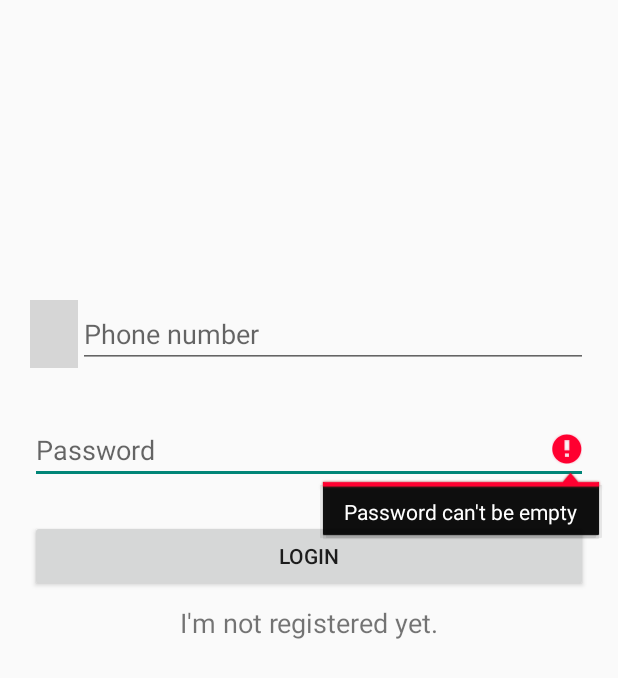
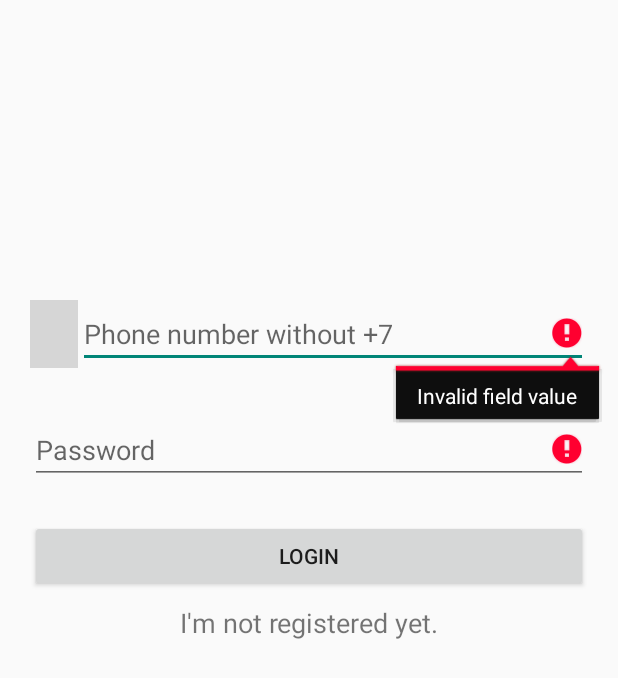
Before and after one commit to ninondrik/TaxiService, an Android app: the screen it shows after launch (SignInActivity), after a tap on "LOGIN", on a phone screen of 412 x 824 dp. Shown: the top 678 px of the screen. Run offline under Robolectric (Android 15) with nearby library versions, the phone set to English and light mode, and no system bars; libraries missing offline, so code that uses them is left out: io.grpc; plain views replace CountryCodePicker; grey boxes are pictures that could not be loaded.

Commit message:
Added validation for sign in and sign up forms

```diff
--- a/app/src/main/java/com/example/taxiapp/MainActivity.kt
+++ b/app/src/main/java/com/example/taxiapp/MainActivity.kt
@@ -139,7 +139,6 @@ class MainActivity : AppCompatActivity(), OnMapReadyCallback,
     }
 
     private fun showOrdersEndScreen() {
-        // TODO: THIS PART!!!
         ridingEndDialog!!.show()
         ridingEndDialog?.window!!.setLayout(ViewGroup.LayoutParams.MATCH_PARENT, ViewGroup.LayoutParams.WRAP_CONTENT)
         ridingEndDialog!!.window!!.setGravity(Gravity.BOTTOM)
@@ -168,6 +167,7 @@ class MainActivity : AppCompatActivity(), OnMapReadyCallback,
         optionsDialog!!.addressEdit.setText(addressTextView!!.text)
         optionsDialog?.window!!.setLayout(ViewGroup.LayoutParams.MATCH_PARENT, ViewGroup.LayoutParams.WRAP_CONTENT)
         optionsDialog!!.window!!.setGravity(Gravity.BOTTOM)
+
         optionsDialog!!.wishesButton.setOnClickListener {
             wishesDialog!!.show()
             wishesDialog?.window!!.setLayout(ViewGroup.LayoutParams.MATCH_PARENT, ViewGroup.LayoutParams.WRAP_CONTENT)
@@ -195,6 +195,10 @@ class MainActivity : AppCompatActivity(), OnMapReadyCallback,
         (destinationEdit as AutocompleteSupportFragment).setOnPlaceSelectedListener(object : PlaceSelectionListener {
             override fun onPlaceSelected(place: Place) {
                 destinationMarker = mMap!!.addMarker(MarkerOptions().position(place.latLng!!))
+                with(mMap) {
+                    this!!.setOnCameraIdleListener(null)
+                    this.setOnCameraMoveStartedListener(null)
+                }
                 mMap!!.moveCamera(CameraUpdateFactory
                         .newLatLngZoom(currentMarker!!.position, DEFAULT_ZOOM.toFloat()))
                 (destinationEdit as AutocompleteSupportFragment).setText(place.address)
--- a/app/src/main/java/com/example/taxiapp/SignInActivity.kt
+++ b/app/src/main/java/com/example/taxiapp/SignInActivity.kt
@@ -4,6 +4,8 @@ import android.content.Context
 import android.content.Intent
 import android.os.Bundle
 import android.support.v7.app.AppCompatActivity
+import android.text.Editable
+import android.text.TextWatcher
 import android.view.View
 import android.widget.EditText
 import android.widget.Toast
@@ -20,32 +22,48 @@ class SignInActivity : AppCompatActivity() {
     private var phoneEditText: EditText? = null
     private var passwordEditText: EditText? = null
     private var authToken = ""
+    private var validation: Validation? = null
 
     override fun onCreate(savedInstanceState: Bundle?) {
         super.onCreate(savedInstanceState)
         setContentView(R.layout.activity_sign_in)
         phoneEditText = phoneEdit
         passwordEditText = passwordEdit
-        countryCodePicker.registerPhoneNumberTextView(phoneEditText)
+        validation = Validation(this@SignInActivity)
+
+//        countryCodePicker.registerPhoneNumberTextView(phoneEditText)
+
+        // Validate password field
+        passwordEditText!!.addTextChangedListener(object : TextWatcher {
+            override fun afterTextChanged(s: Editable?) {}
+            override fun beforeTextChanged(s: CharSequence?, start: Int, count: Int, after: Int) {}
+            override fun onTextChanged(s: CharSequence?, start: Int, before: Int, count: Int) {
+                validation!!.isPasswordValid(passwordEditText)
+            }
+        })
+        // Validate phone field
+        phoneEditText!!.addTextChangedListener(object : TextWatcher {
+            override fun afterTextChanged(s: Editable?) {
+                validation!!.isPhoneValid(phoneEditText)
+            }
+
+            override fun beforeTextChanged(s: CharSequence?, start: Int, count: Int, after: Int) {}
+            override fun onTextChanged(s: CharSequence?, start: Int, before: Int, count: Int) {}
+
+        })
     }
 
     fun signIn(view: View) {
-        when {
-            phoneEditText!!.toString().trim { it <= ' ' }.isEmpty() -> {
-                phoneEditText!!.requestFocus()
-                phoneEditText!!.error = "Phone can't be empty"
-            }
-            passwordEditText!!.text.toString().trim { it <= ' ' }.isEmpty() -> {
-                passwordEditText!!.requestFocus()
-                passwordEditText!!.error = "Password can't be empty"
-            }
-            else -> {
+        val fieldsValidation = mapOf(
+                "phone" to validation!!.isPhoneValid(phoneEditText),
+                "password" to validation!!.isPasswordValid(passwordEditText))
+
+        if (!fieldsValidation.values.contains(false)) {
             GlobalScope.launch {
                 // Build connection and rpc objects
                 val managedChannel = ManagedChannelBuilder.forAddress(getString(R.string.server_address), resources.getInteger(R.integer.server_port)).usePlaintext().build()
                 val blockingStub = taxiServiceGrpc.newBlockingStub(managedChannel)
-                    var phoneText: String = countryCodePicker.fullNumber.toString()
-                    phoneText = phoneText.replace("\\D+".toRegex(), "")
+                val phoneText = countryCodePicker.selectedCountryCode + phoneEditText!!.text
                 val loginRequest = LoginRequest.newBuilder()
                         .setApi("v1")
                         .setLogin(phoneText)
@@ -87,8 +105,6 @@ class SignInActivity : AppCompatActivity() {
         }
     }
 
-    }
-
     fun changeForm(view: View) {
         redirectToRegister.setTextColor(resources.getColor(R.color.design_default_color_primary))
         val intent = Intent(applicationContext, SignUpActivity::class.java)
--- a/app/src/main/java/com/example/taxiapp/SplashScreenActivity.kt
+++ b/app/src/main/java/com/example/taxiapp/SplashScreenActivity.kt
@@ -22,6 +22,7 @@ class SplashScreenActivity : AppCompatActivity() {
     override fun onCreate(savedInstanceState: Bundle?) {
         super.onCreate(savedInstanceState)
         setContentView(R.layout.activity_splash_screen)
+        var intent: Intent
         sPref = getSharedPreferences("TaxiService", Context.MODE_PRIVATE)
         savedToken = sPref!!.getString("auth_token", "")
         savedLogin = sPref!!.getString("login", "")
@@ -41,7 +42,7 @@ class SplashScreenActivity : AppCompatActivity() {
                 try {
                     tokenCheckResponse = blockingStub.tokenCheck(tokenCheckRequest) // Запрос на создание
                     managedChannel.shutdown()
-                    val intent: Intent = if (tokenCheckResponse.isValidToken) {
+                    intent = if (tokenCheckResponse.isValidToken) {
                         Intent(applicationContext, MainActivity::class.java)
                     } else {
                         Intent(applicationContext, SignInActivity::class.java)
@@ -54,16 +55,16 @@ class SplashScreenActivity : AppCompatActivity() {
                     }
                     //                                logger.log(Level.WARNING, "RPC failed: " + e.getStatus());
                     managedChannel.shutdown()
-                    val intent = Intent(applicationContext, SignInActivity::class.java)
+                    intent = Intent(applicationContext, SignInActivity::class.java)
                     startActivity(intent)
                     finish()
                 }
             }
         } else {
-            val intent = Intent(applicationContext, SignInActivity::class.java)
-//            val intent = Intent(applicationContext, MainActivity::class.java) // For test
+            intent = Intent(applicationContext, SignInActivity::class.java)
             startActivity(intent)
             finish()
         }
+
     }
 }
--- a/app/src/main/res/layout/activity_sign_in.xml
+++ b/app/src/main/res/layout/activity_sign_in.xml
@@ -14,8 +14,8 @@
         android:layout_alignBottom="@id/phoneEdit"
         android:layout_marginStart="20dp"
         android:gravity="center"
+        app:ccp_customMasterCountries="RU"
         app:ccp_defaultNameCode="RU"
-        app:ccp_enablePhoneAutoFormatter="true"
         app:ccp_hideNameCode="true" />
 
     <EditText
@@ -26,11 +26,12 @@
         android:layout_marginEnd="20dp"
         android:layout_marginBottom="8dp"
         android:layout_toEndOf="@id/countryCodePicker"
-        android:digits="1234567890+-()"
+        android:digits="1234567890"
         android:ems="10"
-        android:hint="@string/phone_number"
+        android:hint="@string/phone_number_without_7"
         android:importantForAutofill="no"
-        android:inputType="phone" />
+        android:inputType="phone"
+        android:maxLength="10" />
 
 
     <EditText
@@ -42,6 +43,7 @@
         android:layout_marginTop="24dp"
         android:layout_marginRight="20dp"
         android:ems="10"
+        android:maxLength="128"
         android:hint="@string/password"
         android:importantForAutofill="no"
         android:inputType="textPassword" />
--- a/app/src/main/res/values/strings.xml
+++ b/app/src/main/res/values/strings.xml
@@ -35,4 +35,9 @@
     <string name="rate_ride">Rate the trip.</string>
     <string name="feedback">Feedback</string>
     <string name="send_feedback">Send feedback</string>
+    <string name="phone_number_without_7">Phone number without +7</string>
+    <string name="invalid_field_value">Invalid field value</string>
+    <string name="weak_password">Weak password</string>
+    <string name="use_latin_and_next_symbols">Use latin and next symbols: $@!%*#?&amp;</string>
+    <string name="too_short_password">Too short password</string>
 </resources>
--- a/build.gradle
+++ b/build.gradle
@@ -7,7 +7,7 @@ buildscript {
         mavenCentral()
     }
     dependencies {
-        classpath 'com.android.tools.build:gradle:3.4.0'
+        classpath 'com.android.tools.build:gradle:3.4.1'
         classpath "com.google.protobuf:protobuf-gradle-plugin:0.8.8"
         classpath 'com.google.gms:google-services:4.2.0'
         classpath "org.jetbrains.kotlin:kotlin-gradle-plugin:$kotlin_version"
```
Also changed, not shown: app/build.gradle (+4 -4 lines), app/src/main/java/com/example/taxiapp/SignUpActivity.kt (+47 -26 lines), app/src/main/java/com/example/taxiapp/Validation.kt (added, +131 -0 lines), app/src/main/res/layout/activity_sign_up.xml (+6 -3 lines), 1 other file. Lines whose indentation alone changed are shown as unchanged.
